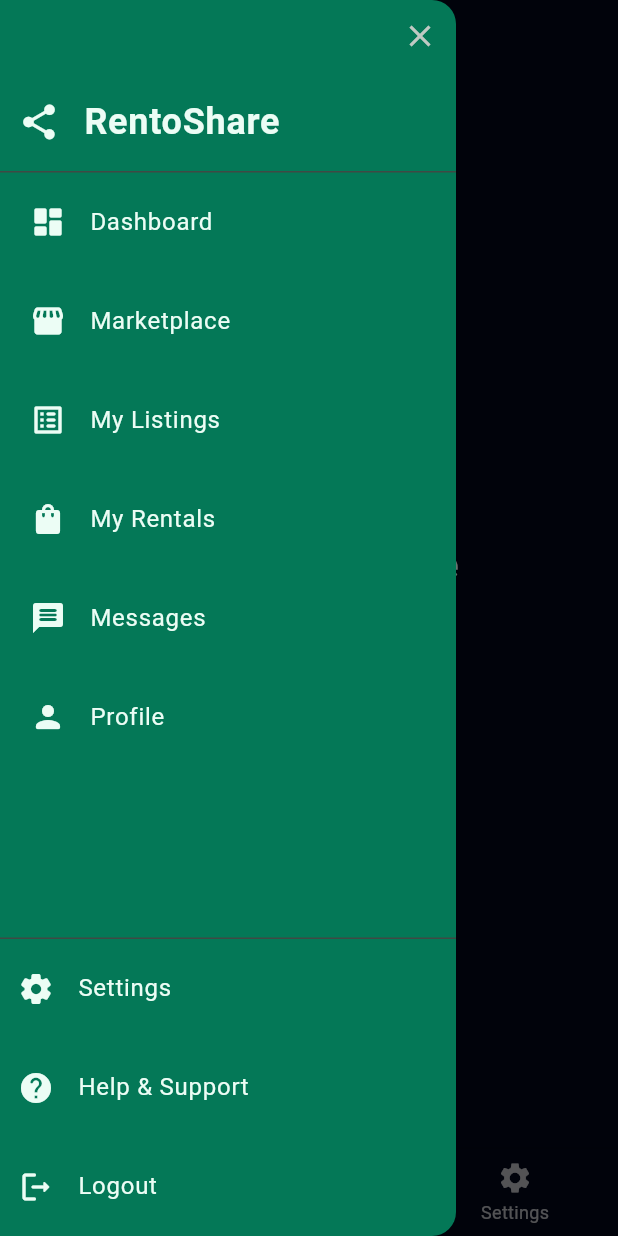
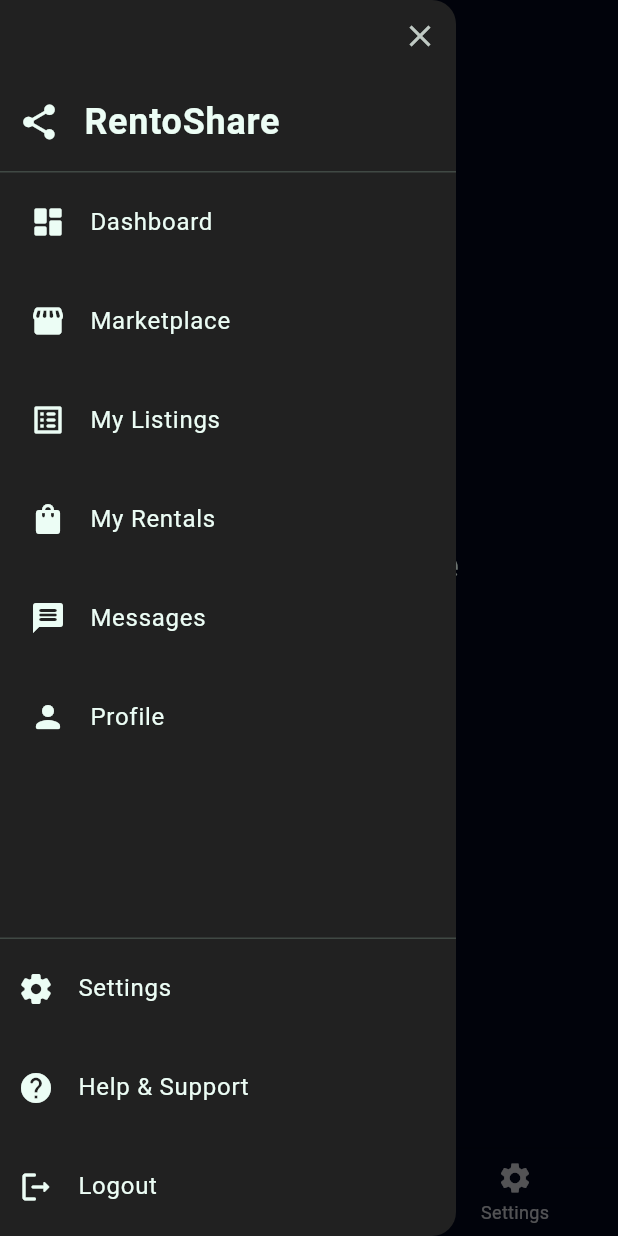
Before and after one commit to Utsav-56/Rentoshare_ui, a Flutter app: the screen it shows after launch, with the side drawer open, on a phone screen of 412 x 824 dp. Run offline on Flutter 3.47's test engine with Material 3 defaults, Android fonts, the light colour scheme and no system bars; drawn by our look-alikes of toastification; our stand-ins replace flutter_screenutil, flutter_secure_storage, flutter_svg, font_awesome_flutter, get, image_picker.

Commit message:
Refactored Drawer implementation

```diff
--- a/lib/components/app_drawer.dart
+++ b/lib/components/app_drawer.dart
@@ -21,7 +21,6 @@ class AppDrawer extends StatelessWidget {
   @override
   Widget build(BuildContext context) {
     final navController = Get.find<AppNavigationController>();
-    final isWide = MediaQuery.of(context).size.width > 600;
 
     final drawerContent = SafeArea(
       child: Column(
@@ -35,9 +34,11 @@ class AppDrawer extends StatelessWidget {
       ),
     );
 
-    return isWide
-        ? Drawer(elevation: 0, child: drawerContent)
-        : Drawer(elevation: _drawerElevation, child: drawerContent);
+    return Drawer(
+      elevation: _drawerElevation,
+      backgroundColor: Colors.grey.shade900,
+      child: drawerContent,
+    );
   }
 
   Widget _buildHeader(BuildContext context) {
--- a/lib/scaffolds/app_scaffold.dart
+++ b/lib/scaffolds/app_scaffold.dart
@@ -26,34 +26,21 @@ class RentoShareApp extends StatelessWidget {
   @override
   Widget build(BuildContext context) {
     final isWide = MediaQuery.of(context).size.width > _tabletBreakpoint;
-
     final shouldShowDrawer = (showDrawer ?? true) && !isWide;
     final pageTitle = title ?? 'RentoShare';
 
-    return Scaffold(
+    final normalLayout = Scaffold(
       appBar: AppBar(title: Text(pageTitle)),
-      drawer: shouldShowDrawer ? const AppDrawer() : null,
-      body: !shouldShowDrawer ? _buildWithSidebar() : _buildWithoutSidebar(),
+      drawer: const AppDrawer(),
+      body: ClipRect(child: child),
       bottomNavigationBar: (showBottomNav ?? true) ? AppBottomBar() : null,
     );
-  }
 
-  Widget _buildWithSidebar() {
-    return Row(
-      children: [
-        AppSidebar(), // persistent drawer
-        Expanded(
-          child: ClipRect(
-            child: child, // Clip to prevent overflow rendering issues
-          ),
-        ),
-      ],
-    );
-  }
-
-  Widget _buildWithoutSidebar() {
-    return ClipRect(
-      child: child, // Clip to prevent overflow rendering issues
-    );
+    if (!shouldShowDrawer) {
+      return Scaffold(body: Row(children: [AppSidebar(), normalLayout]));
+    } else {
+      // Mobile layout with drawer
+      return normalLayout;
+    }
   }
 }
--- a/lib/styles/app_theme.dart
+++ b/lib/styles/app_theme.dart
@@ -18,6 +18,9 @@ class AppThemeData {
       seedColor: const Color(0xFF064E3B),
       brightness: Brightness.dark,
       surface: const Color(0xFF020617),
+      // onSurfaceVariant: const Color(0xFF059669),
+      // secondary: const Color(0xFF059669),
+      // onSecondary: const Color(0xFFECFDF5),
       primaryContainer: const Color(0xFF047857),
       onPrimaryContainer: const Color(0xFFECFDF5),
       onSurface: const Color(0xFFECFDF5),
```
